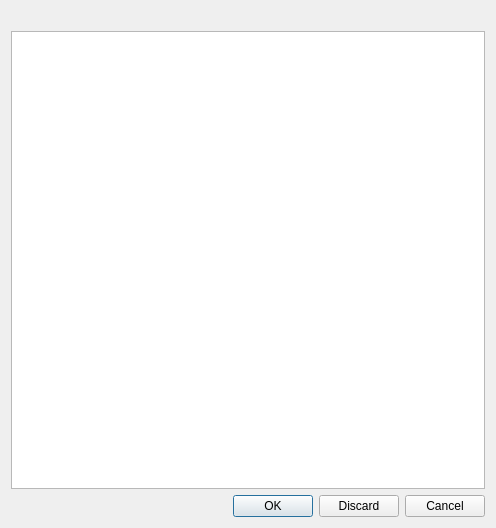
Before: the Qt Designer form dialogs/formatloaderdialog/formatloaderdialog.ui in REDasmOrg/REDasm, drawn with Qt 5.
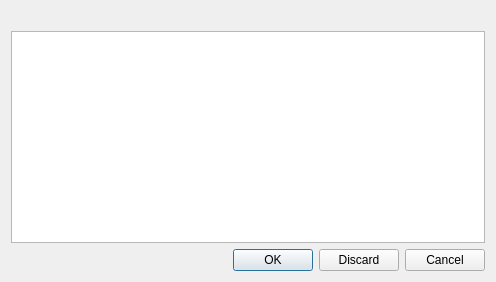
After: the same form once the commit is applied.

Commit message: FormatLoaderDialog: Reduced size, removed typo

What changed in the file:
```diff
--- a/dialogs/formatloaderdialog/formatloaderdialog.ui
+++ b/dialogs/formatloaderdialog/formatloaderdialog.ui
@@ -7,7 +7,7 @@
     <x>0</x>
     <y>0</y>
     <width>496</width>
-    <height>528</height>
+    <height>282</height>
    </rect>
   </property>
   <property name="windowTitle">
```
The commit also changes 1 other file.
